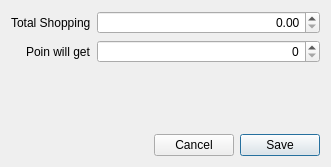
Before: the Qt Designer form libgui/customer/settingpoinadddialog.ui in apinprastya/sultan, drawn with Qt 5.
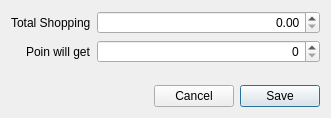
After: the same form once the commit is applied.

Diff of the .ui file:
```diff
--- a/libgui/customer/settingpoinadddialog.ui
+++ b/libgui/customer/settingpoinadddialog.ui
@@ -7,7 +7,7 @@
     <x>0</x>
     <y>0</y>
     <width>331</width>
-    <height>167</height>
+    <height>118</height>
    </rect>
   </property>
   <property name="windowTitle">
```
